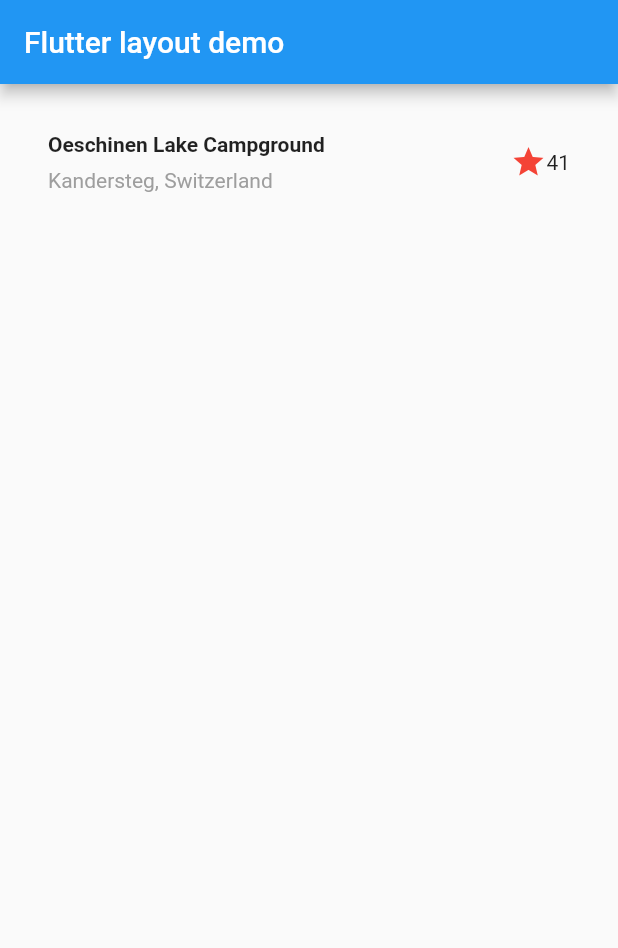
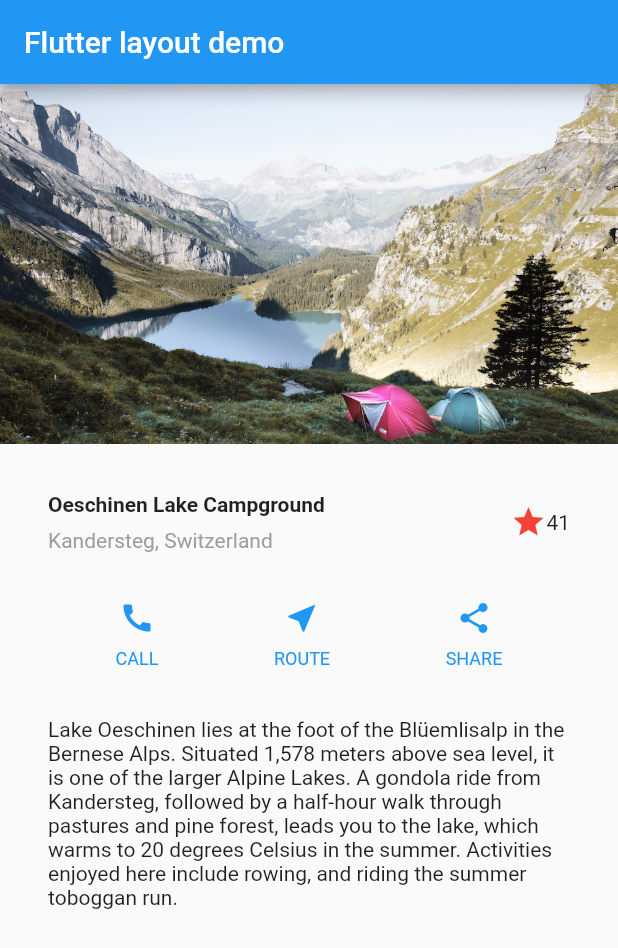
Before and after one commit to KengoShimizu/flutter_app_layout, a Flutter app: the screen it shows after launch, on a phone screen of 412 x 824 dp. Shown: the top 948 px of the screen. Run offline on Flutter 3.47's test engine with Material 2 defaults, Android fonts, the phone set to English and light mode, and no system bars.

Commit message:
fin the tutorial

```diff
--- a/lib/main.dart
+++ b/lib/main.dart
@@ -5,6 +5,7 @@ void main() => runApp(MyApp());
 class MyApp extends StatelessWidget {
   @override
   Widget build(BuildContext context) {
+
     Widget titleSection = Container(
       padding: const EdgeInsets.all(32),
       child: Row(
@@ -43,18 +44,73 @@ class MyApp extends StatelessWidget {
       ),
     );
 
+    Color color = Theme.of(context).primaryColor;
+
+    Widget buttonSection = Container(
+      child: Row(
+        mainAxisAlignment: MainAxisAlignment.spaceEvenly,
+        children: [
+          _buildButtonColumn(color, Icons.call, 'CALL'),
+          _buildButtonColumn(color, Icons.near_me, 'ROUTE'),
+          _buildButtonColumn(color, Icons.share, 'SHARE'),
+        ],
+      ),
+    );
+
+    Widget textSection = Container(
+      padding: const EdgeInsets.all(32),
+      child: Text(
+        'Lake Oeschinen lies at the foot of the Blüemlisalp in the Bernese '
+            'Alps. Situated 1,578 meters above sea level, it is one of the '
+            'larger Alpine Lakes. A gondola ride from Kandersteg, followed by a '
+            'half-hour walk through pastures and pine forest, leads you to the '
+            'lake, which warms to 20 degrees Celsius in the summer. Activities '
+            'enjoyed here include rowing, and riding the summer toboggan run.',
+        softWrap: true,
+      ),
+    );
+
     return MaterialApp(
       title: 'Flutter layout demo',
       home: Scaffold(
         appBar: AppBar(
           title: Text('Flutter layout demo'),
         ),
-        body: Column(
+        body: ListView(
          children: [
+           Image.asset(
+            'images/lake.jpg',
+            width: 600,
+            height: 240,
+            fit: BoxFit.cover,
+            ),
            titleSection,
+           buttonSection,
+           textSection,
           ],
         ),
       ),
     );
   }
+
+  Column _buildButtonColumn(Color color, IconData icon, String label) {
+    return Column(
+      mainAxisSize: MainAxisSize.min,
+      mainAxisAlignment: MainAxisAlignment.center,
+      children: [
+        Icon(icon, color: color),
+        Container(
+          margin: const EdgeInsets.only(top: 8),
+          child: Text(
+            label,
+            style: TextStyle(
+              fontSize: 12,
+              fontWeight: FontWeight.w400,
+              color: color,
+            ),
+          ),
+        ),
+      ],
+    );
+  }
 }
--- a/pubspec.yaml
+++ b/pubspec.yaml
@@ -39,6 +39,8 @@ flutter:
   # included with your application, so that you can use the icons in
   # the material Icons class.
   uses-material-design: true
+  assets:
+  - images/lake.jpg
 
   # To add assets to your application, add an assets section, like this:
   # assets:
```
Also changed, not shown: images/lake.jpg (added).
